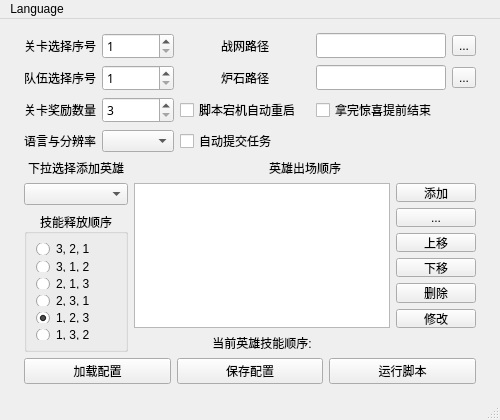
First picture: the form in ui/main_chs.ui, repository zhoubin-me/lushi_script, before the edit.
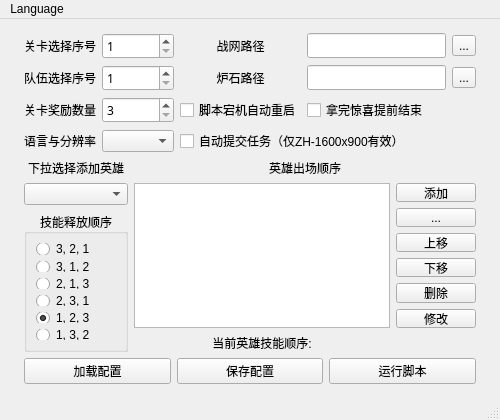
Second picture: the form after the edit. Custom widgets are drawn as their Qt base class.

Diff of the .ui file:
```diff
--- a/ui/main_chs.ui
+++ b/ui/main_chs.ui
@@ -322,7 +322,7 @@
           </property>
          </widget>
         </item>
-        <item row="4" column="3">
+        <item row="4" column="3" colspan="2">
          <widget class="QCheckBox" name="auto_tasks">
           <property name="sizePolicy">
            <sizepolicy hsizetype="Expanding" vsizetype="Expanding">
@@ -336,7 +336,7 @@
            </font>
           </property>
           <property name="text">
-           <string>自动提交任务</string>
+           <string>自动提交任务（仅ZH-1600x900有效）</string>
           </property>
          </widget>
         </item>
```
